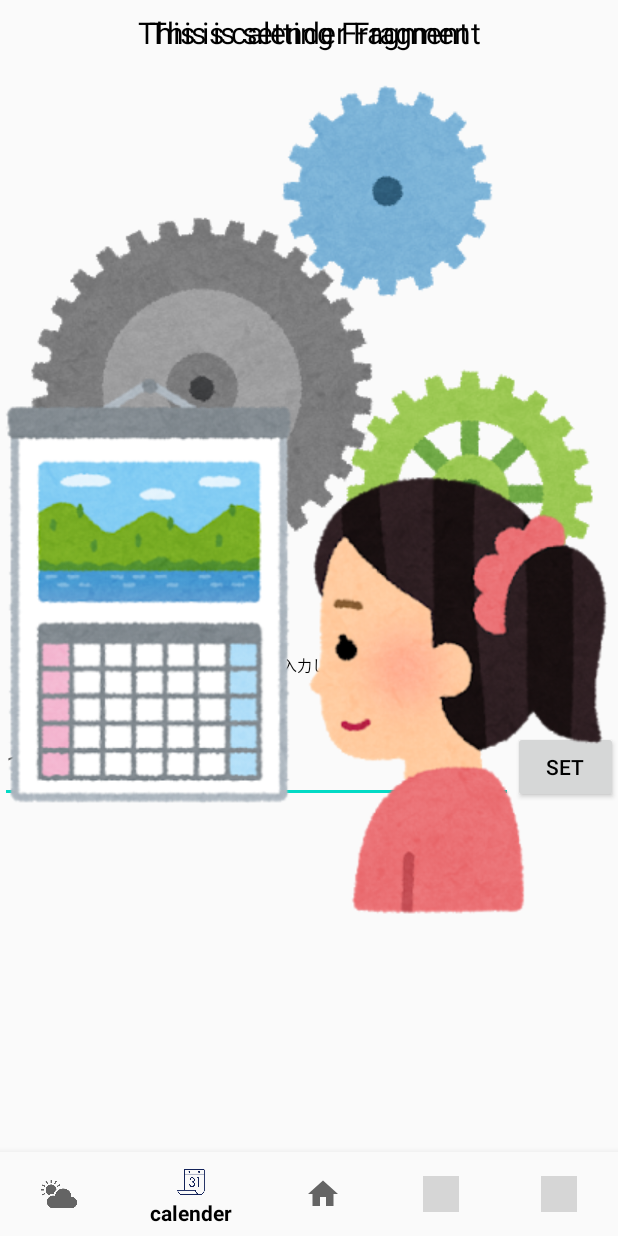
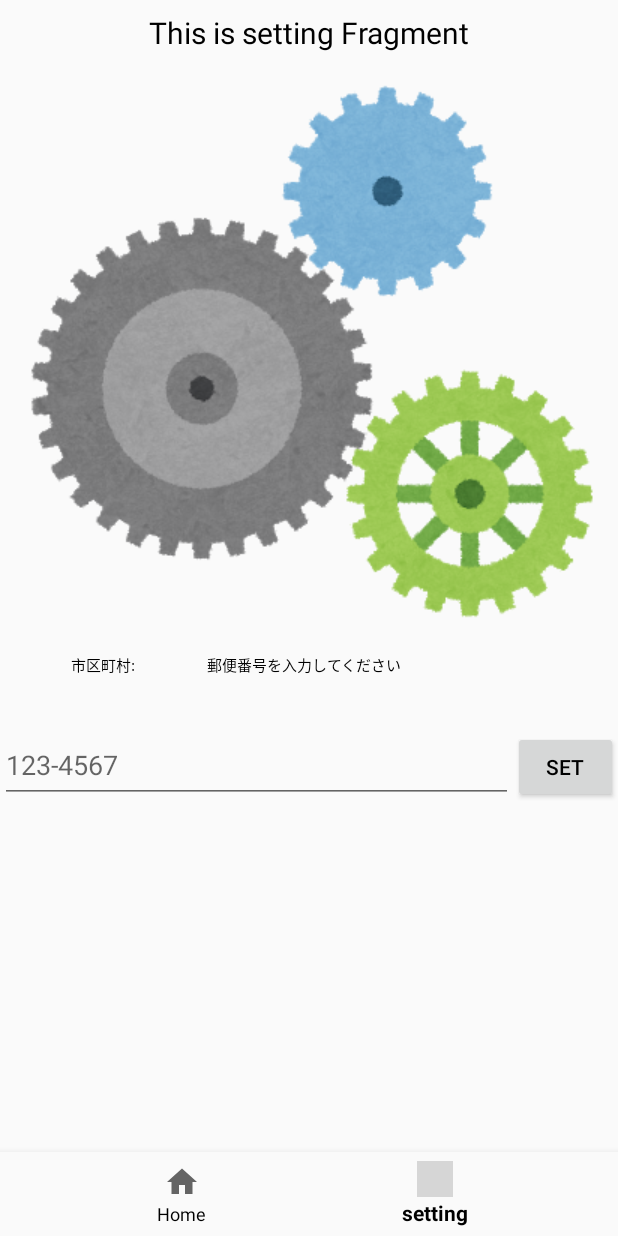
Before and after one commit to abetakut/LaundryRanger, an Android app: the screen it shows after launch (MainActivity), item 2 of the bottom bar chosen, on a phone screen of 412 x 824 dp. Run offline under Robolectric (Android 15) with nearby library versions, the phone set to English and light mode, and no system bars; our stand-ins replace navigation-ui; grey boxes are pictures that could not be loaded.

Commit message:
Data sending success. NO more 2 fragment show at same time. when push setting button, NavControll move to HomeFragment.kt and can get postCode data.

```diff
--- a/app/build.gradle
+++ b/app/build.gradle
@@ -1,6 +1,7 @@
 apply plugin: 'com.android.application'
 apply plugin: 'kotlin-android'
 apply plugin: 'kotlin-android-extensions'
+apply plugin: "androidx.navigation.safeargs.kotlin"
 
 android {
     compileSdkVersion 30
--- a/app/src/main/java/com/example/kotlinbuttonnavi/MainActivity.kt
+++ b/app/src/main/java/com/example/kotlinbuttonnavi/MainActivity.kt
@@ -24,7 +24,7 @@ class MainActivity : AppCompatActivity(), Communicator {
         navView.setupWithNavController(navController)
 
         val settingFragment = SettingFragment()
-        supportFragmentManager.beginTransaction().replace(R.id.nav_host_fragment,settingFragment).commit()
+//        supportFragmentManager.beginTransaction().replace(R.id.nav_host_fragment,settingFragment).commit()
 
         Log.d(TAG, "onCreate: end")
     }
@@ -38,8 +38,7 @@ class MainActivity : AppCompatActivity(), Communicator {
         bundle.putString("PostCode", editTextInput)
         homeFragment.arguments = bundle
 
-        transaction.replace(R.id.nav_host_fragment, homeFragment)
-        transaction.commit()
+        transaction.replace(R.id.nav_host_fragment, homeFragment).commit()
         Log.d(TAG, "passDataCom: end")
     }
 
--- a/app/src/main/java/com/example/kotlinbuttonnavi/ui/home/HomeFragment.kt
+++ b/app/src/main/java/com/example/kotlinbuttonnavi/ui/home/HomeFragment.kt
@@ -20,7 +20,7 @@ import java.util.*
 val LAT: String = "35.689889"
 val LON: String = "139.847066"
 val API: String = "c2a219ef0c9aa522f4d7e55389de631d" // Use API key
-
+var CITY: String? = ""
 
 @Suppress("DEPRECATION")
 class HomeFragment : Fragment() {
@@ -40,13 +40,13 @@ class HomeFragment : Fragment() {
     private lateinit var errorTextTextView: TextView
     private lateinit var laterTime3TextView: TextView
     private lateinit var laterTemp3TextView: TextView
-    var CITY: String? = ""
 
     override fun onCreateView(inflater: LayoutInflater, container: ViewGroup?, savedInstanceState: Bundle?): View? {
         Log.d(TAG, "onCreateView: start")
         homeViewModel = ViewModelProviders.of(this).get(HomeViewModel::class.java)
         val view = inflater.inflate(R.layout.fragment_home, container, false)
 
+        //設定フラグメントからデータの受け取り
         CITY = arguments?.getString("PostCode")
         CITY = "$CITY,jp"
 
--- a/app/src/main/java/com/example/kotlinbuttonnavi/ui/setting/SettingFragment.kt
+++ b/app/src/main/java/com/example/kotlinbuttonnavi/ui/setting/SettingFragment.kt
@@ -10,6 +10,7 @@ import android.widget.TextView
 import androidx.fragment.app.Fragment
 import androidx.lifecycle.Observer
 import androidx.lifecycle.ViewModelProviders
+import androidx.navigation.findNavController
 import com.example.kotlinbuttonnavi.R
 import kotlinx.android.synthetic.main.fragment_setting.view.*
 
@@ -35,7 +36,12 @@ class SettingFragment : Fragment() {
         //ToDo:文字入力完了ボタンをGboardに設定
         view.button_setCity.setOnClickListener{
             Log.d(TAG, "onCreateView: button click")
-            communicator.passDataCom(view.editText_City.text.toString())
+            val data = Bundle()
+            data.putString("PostCode",view.editText_City.text.toString())
+//            communicator.passDataCom(view.editText_City.text.toString())
+            //ToDo:change navigation to HomeFragment
+            //ホームフラグメントへデータを渡す
+            view.findNavController().navigate(R.id.navigation_home, data)
         }
 
         Log.d(TAG, "onCreateView: end")
--- a/app/src/main/res/menu/bottom_nav_menu.xml
+++ b/app/src/main/res/menu/bottom_nav_menu.xml
@@ -1,25 +1,25 @@
 <?xml version="1.0" encoding="utf-8"?>
 <menu xmlns:android="http://schemas.android.com/apk/res/android">
 
-    <item
-        android:id="@+id/navigation_weather"
-        android:icon="@drawable/weather"
-        android:title="@string/title_weather" />
+<!--    <item-->
+<!--        android:id="@+id/navigation_weather"-->
+<!--        android:icon="@drawable/weather"-->
+<!--        android:title="@string/title_weather" />-->
 
-    <item
-        android:id="@+id/navigation_calender"
-        android:icon="@drawable/calender"
-        android:title="@string/title_calender" />
+<!--    <item-->
+<!--        android:id="@+id/navigation_calender"-->
+<!--        android:icon="@drawable/calender"-->
+<!--        android:title="@string/title_calender" />-->
 
     <item
         android:id="@+id/navigation_home"
         android:icon="@drawable/ic_home_black_24dp"
         android:title="@string/title_home" />
 
-    <item
-        android:id="@+id/navigation_chat"
-        android:icon="@drawable/chat"
-        android:title="@string/title_chat" />
+<!--    <item-->
+<!--        android:id="@+id/navigation_chat"-->
+<!--        android:icon="@drawable/chat"-->
+<!--        android:title="@string/title_chat" />-->
 
     <item
         android:id="@+id/navigation_setting"
--- a/app/src/main/res/navigation/mobile_navigation.xml
+++ b/app/src/main/res/navigation/mobile_navigation.xml
@@ -5,17 +5,17 @@
     android:id="@+id/mobile_navigation"
     app:startDestination="@+id/navigation_home">
 
-    <fragment
-        android:id="@+id/navigation_weather"
-        android:name="com.example.kotlinbuttonnavi.ui.weather.WeatherFragment"
-        android:label="@string/title_weather"
-        tools:layout="@layout/fragment_weather" />
+<!--    <fragment-->
+<!--        android:id="@+id/navigation_weather"-->
+<!--        android:name="com.example.kotlinbuttonnavi.ui.weather.WeatherFragment"-->
+<!--        android:label="@string/title_weather"-->
+<!--        tools:layout="@layout/fragment_weather" />-->
 
-    <fragment
-        android:id="@+id/navigation_calender"
-        android:name="com.example.kotlinbuttonnavi.ui.calender.CalenderFragment"
-        android:label="@string/title_calender"
-        tools:layout="@layout/fragment_calender" />
+<!--    <fragment-->
+<!--        android:id="@+id/navigation_calender"-->
+<!--        android:name="com.example.kotlinbuttonnavi.ui.calender.CalenderFragment"-->
+<!--        android:label="@string/title_calender"-->
+<!--        tools:layout="@layout/fragment_calender" />-->
 
     <fragment
         android:id="@+id/navigation_home"
@@ -23,11 +23,11 @@
         android:label="@string/title_home"
         tools:layout="@layout/fragment_home" />
 
-    <fragment
-        android:id="@+id/navigation_chat"
-        android:name="com.example.kotlinbuttonnavi.ui.chat.ChatFragment"
-        android:label="@string/title_chat"
-        tools:layout="@layout/fragment_chat" />
+<!--    <fragment-->
+<!--        android:id="@+id/navigation_chat"-->
+<!--        android:name="com.example.kotlinbuttonnavi.ui.chat.ChatFragment"-->
+<!--        android:label="@string/title_chat"-->
+<!--        tools:layout="@layout/fragment_chat" />-->
 
     <fragment
         android:id="@+id/navigation_setting"
--- a/build.gradle
+++ b/build.gradle
@@ -9,6 +9,8 @@ buildscript {
         classpath "com.android.tools.build:gradle:4.1.2"
         classpath "org.jetbrains.kotlin:kotlin-gradle-plugin:$kotlin_version"
 
+        def nav_version = "2.3.3"
+        classpath "androidx.navigation:navigation-safe-args-gradle-plugin:$nav_version"
         // NOTE: Do not place your application dependencies here; they belong
         // in the individual module build.gradle files
     }
```
